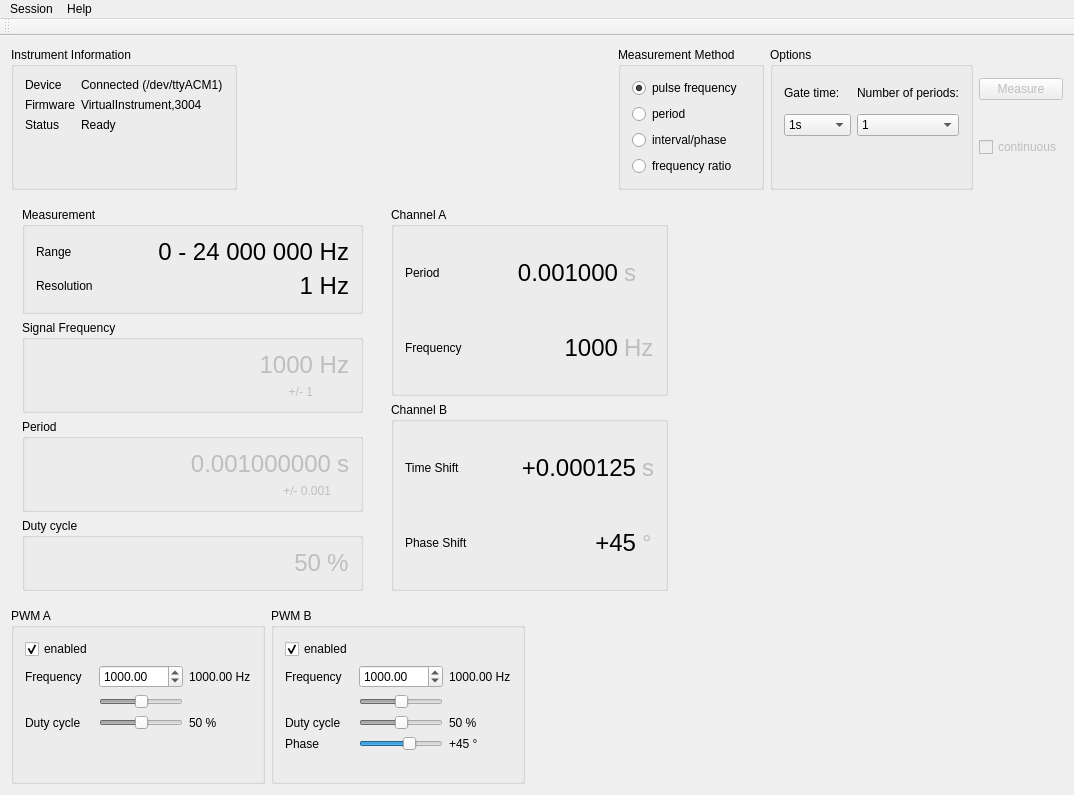
mcejp/virtual-counter, file gui/mainwindow.ui: the form before one commit.
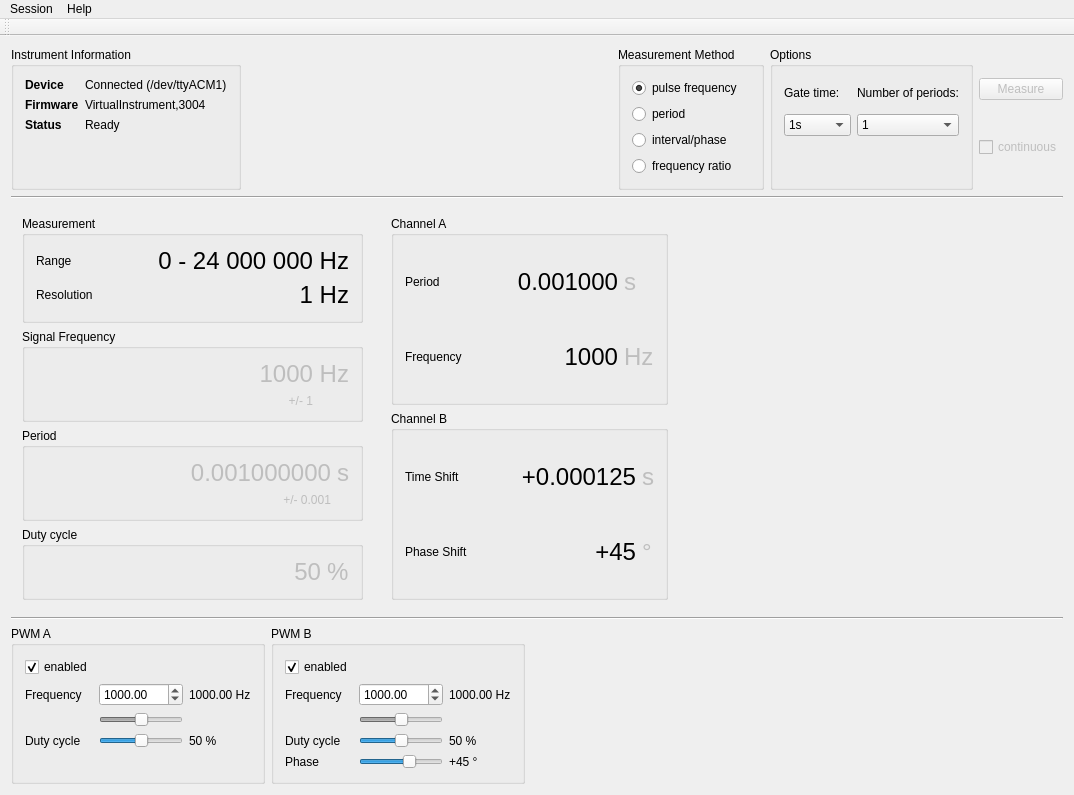
The form after the commit. Custom widgets are drawn as their Qt base class.

Diff of the .ui file:
```diff
--- a/gui/mainwindow.ui
+++ b/gui/mainwindow.ui
@@ -14,7 +14,7 @@
    <string>Measurement Tool</string>
   </property>
   <widget class="QWidget" name="centralWidget">
-   <layout class="QVBoxLayout" name="verticalLayout_2" stretch="0,1,0">
+   <layout class="QVBoxLayout" name="verticalLayout_2" stretch="0,0,1,0,0">
     <item>
      <layout class="QHBoxLayout" name="instrumentShelf">
       <item>
@@ -27,6 +27,12 @@
           <layout class="QFormLayout" name="formLayout">
            <item row="0" column="0">
             <widget class="QLabel" name="label_12">
+             <property name="font">
+              <font>
+               <weight>75</weight>
+               <bold>true</bold>
+              </font>
+             </property>
              <property name="text">
               <string>Device</string>
              </property>
@@ -34,6 +40,12 @@
            </item>
            <item row="1" column="0">
             <widget class="QLabel" name="label_16">
+             <property name="font">
+              <font>
+               <weight>75</weight>
+               <bold>true</bold>
+              </font>
+             </property>
              <property name="text">
               <string>Firmware</string>
              </property>
@@ -55,6 +67,12 @@
            </item>
            <item row="2" column="0">
             <widget class="QLabel" name="label_24">
+             <property name="font">
+              <font>
+               <weight>75</weight>
+               <bold>true</bold>
+              </font>
+             </property>
              <property name="text">
               <string>Status</string>
              </property>
@@ -264,6 +282,13 @@
       </item>
      </layout>
     </item>
+    <item>
+     <widget class="Line" name="line">
+      <property name="orientation">
+       <enum>Qt::Horizontal</enum>
+      </property>
+     </widget>
+    </item>
     <item>
      <layout class="QHBoxLayout" name="measurementShelf" stretch="0,0,1">
       <item>
@@ -675,6 +700,13 @@
       </item>
      </layout>
     </item>
+    <item>
+     <widget class="Line" name="line_2">
+      <property name="orientation">
+       <enum>Qt::Horizontal</enum>
+      </property>
+     </widget>
+    </item>
     <item>
      <layout class="QHBoxLayout" name="horizontalLayout_5" stretch="0,0,1">
       <item>
@@ -738,7 +770,7 @@
            <item row="4" column="1">
             <widget class="QSlider" name="pwm1DutySlider">
              <property name="enabled">
-              <bool>false</bool>
+              <bool>true</bool>
              </property>
              <property name="maximum">
               <number>100</number>
@@ -871,7 +903,7 @@
            <item row="4" column="1">
             <widget class="QSlider" name="pwm2DutySlider">
              <property name="enabled">
-              <bool>false</bool>
+              <bool>true</bool>
              </property>
              <property name="maximum">
               <number>100</number>
```
Left out of the diff: 4 changed lines with no effect on the pictures.
